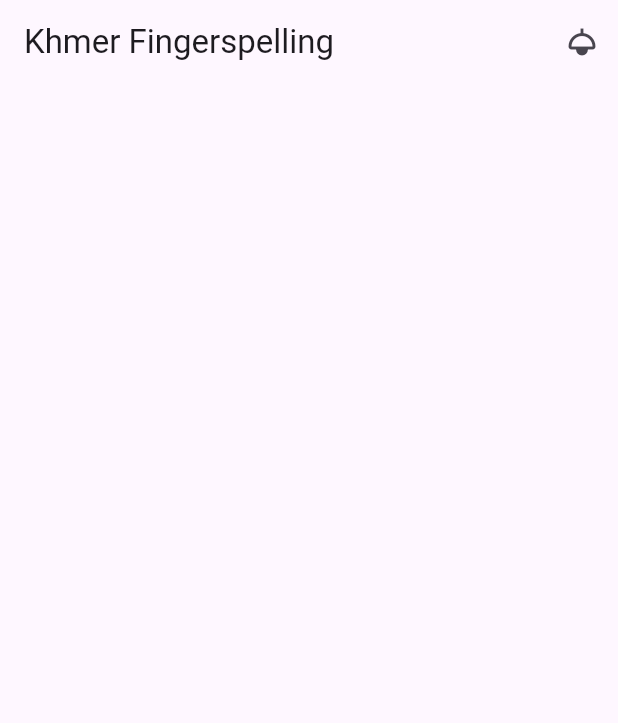
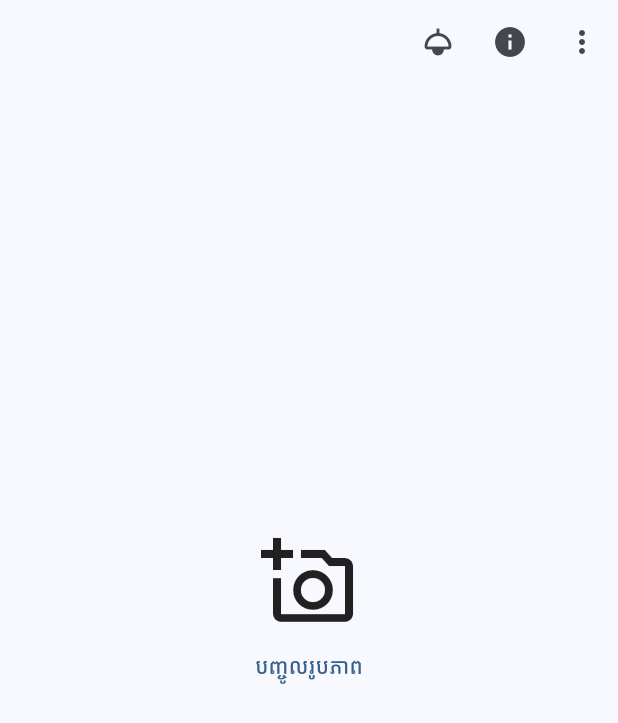
Before and after one commit to cadt-g6/khmer_fingerspelling_mobile, a Flutter app: the screen it shows after launch, on a phone screen of 412 x 824 dp. Shown: the top 723 px of the screen. Run offline on Flutter 3.47's test engine with Material 2 defaults, Android fonts, the light colour scheme and no system bars.

Commit message:
core: improve setting up theme & fonts

```diff
--- a/lib/app.dart
+++ b/lib/app.dart
@@ -1,4 +1,5 @@
 import 'package:flutter/material.dart';
+import 'package:khmer_fingerspelling_flutter/core/theme/theme_config.dart';
 import 'package:khmer_fingerspelling_flutter/providers/theme_provider.dart';
 import 'package:khmer_fingerspelling_flutter/views/home/home_view.dart';
 import 'package:provider/provider.dart';
@@ -9,11 +10,10 @@
   @override
   Widget build(BuildContext context) {
     final ThemeProvider themeProvider = Provider.of<ThemeProvider>(context);
-
     return MaterialApp(
       themeMode: themeProvider.themeMode,
-      theme: ThemeData.light(useMaterial3: true),
-      darkTheme: ThemeData.dark(useMaterial3: true),
+      theme: ThemeConfig.config.lightTheme(context),
+      darkTheme: ThemeConfig.config.darkTheme(context),
       home: const HomeView(),
     );
   }
--- /dev/null
+++ b/lib/core/theme/theme_config.dart
@@ -0,0 +1,48 @@
+import 'package:flutter/material.dart';
+
+class ThemeConfig {
+  ThemeConfig._();
+  static final ThemeConfig config = ThemeConfig._();
+
+  bool isApple(TargetPlatform platform) {
+    switch (platform) {
+      case TargetPlatform.android:
+      case TargetPlatform.fuchsia:
+      case TargetPlatform.linux:
+      case TargetPlatform.windows:
+        return false;
+      case TargetPlatform.iOS:
+      case TargetPlatform.macOS:
+        return true;
+    }
+  }
+
+  ThemeData lightTheme(BuildContext context) {
+    return withConfiguration(ThemeData.from(
+      useMaterial3: true,
+      colorScheme: ColorScheme.fromSeed(
+        seedColor: Colors.blue,
+        brightness: Brightness.light,
+      ),
+    ));
+  }
+
+  ThemeData darkTheme(BuildContext context) {
+    return withConfiguration(ThemeData.from(
+      useMaterial3: true,
+      colorScheme: ColorScheme.fromSeed(
+        seedColor: Colors.blue,
+        brightness: Brightness.dark,
+      ),
+    ));
+  }
+
+  ThemeData withConfiguration(ThemeData themeData) {
+    return themeData.copyWith(
+      splashFactory: isApple(themeData.platform) ? NoSplash.splashFactory : InkSparkle.splashFactory,
+      textTheme: themeData.textTheme.apply(
+        fontFamily: 'KantumruyPro',
+      ),
+    );
+  }
+}
--- a/lib/views/home/home_mobile.dart
+++ b/lib/views/home/home_mobile.dart
@@ -12,8 +12,11 @@
   @override
   Widget build(BuildContext context) {
     return Scaffold(
+      extendBodyBehindAppBar: true,
+      extendBody: true,
       appBar: AppBar(
-        title: const Text("Khmer Fingerspelling"),
+        backgroundColor: Theme.of(context).colorScheme.background,
+        elevation: 0.0,
         actions: [
           IconButton(
             icon: const Icon(Icons.light),
@@ -21,7 +24,31 @@
               context.read<ThemeProvider>().toggleThemeMode();
             },
           ),
+          IconButton(
+            icon: const Icon(Icons.info),
+            onPressed: () {},
+          ),
+          IconButton(
+            icon: const Icon(Icons.more_vert),
+            onPressed: () {},
+          ),
         ],
+      ),
+      body: Center(
+        child: Column(
+          crossAxisAlignment: CrossAxisAlignment.center,
+          mainAxisAlignment: MainAxisAlignment.center,
+          children: [
+            const Icon(
+              Icons.add_a_photo_outlined,
+              size: 64,
+            ),
+            TextButton(
+              onPressed: () {},
+              child: const Text("បញ្ចូលរូបភាព"),
+            )
+          ],
+        ),
       ),
     );
   }
```
Also changed, not shown: assets/fonts/KantumruyPro/OFL.txt (added, +93 -0 lines), pubspec.yaml (+18 -11 lines), assets/fonts/KantumruyPro/KantumruyPro-Bold.ttf (added), assets/fonts/KantumruyPro/KantumruyPro-BoldItalic.ttf (added), assets/fonts/KantumruyPro/KantumruyPro-ExtraLight.ttf (added), assets/fonts/KantumruyPro/KantumruyPro-ExtraLightItalic.ttf (added), assets/fonts/KantumruyPro/KantumruyPro-Italic.ttf (added), assets/fonts/KantumruyPro/KantumruyPro-Light.ttf (added), assets/fonts/KantumruyPro/KantumruyPro-LightItalic.ttf (added), assets/fonts/KantumruyPro/KantumruyPro-Medium.ttf (added), assets/fonts/KantumruyPro/KantumruyPro-MediumItalic.ttf (added), assets/fonts/KantumruyPro/KantumruyPro-Regular.ttf (added), assets/fonts/KantumruyPro/KantumruyPro-SemiBold.ttf (added), assets/fonts/KantumruyPro/KantumruyPro-SemiBoldItalic.ttf (added), 3 more files, 3 other files.
